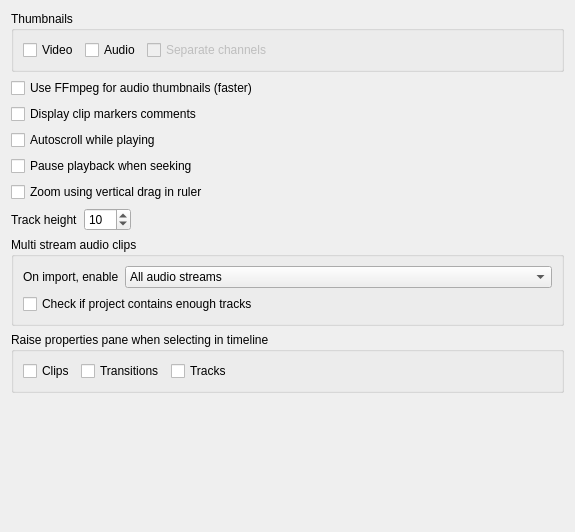
Above: src/ui/configtimeline_ui.ui from KDE/kdenlive before the change. Below: the same form after it.
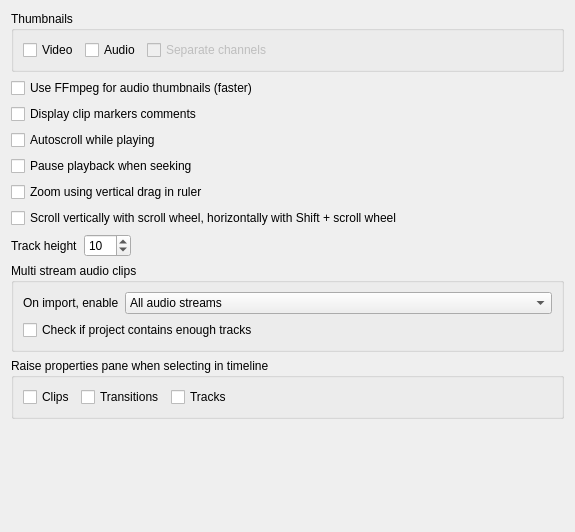
That is the form after the change.

Patch:
```diff
--- a/src/ui/configtimeline_ui.ui
+++ b/src/ui/configtimeline_ui.ui
@@ -11,7 +11,7 @@
    </rect>
   </property>
   <layout class="QGridLayout" name="gridLayout">
-   <item row="8" column="0" colspan="4">
+   <item row="9" column="0" colspan="4">
     <widget class="QGroupBox" name="groupBox_2">
      <property name="title">
       <string>Raise properties pane when selecting in timeline</string>
@@ -54,7 +54,7 @@
      </layout>
     </widget>
    </item>
-   <item row="9" column="0">
+   <item row="10" column="0">
     <spacer name="verticalSpacer">
      <property name="orientation">
       <enum>Qt::Vertical</enum>
@@ -113,7 +113,7 @@
      </layout>
     </widget>
    </item>
-   <item row="7" column="0" colspan="4">
+   <item row="8" column="0" colspan="4">
     <widget class="QGroupBox" name="groupBox_3">
      <property name="title">
       <string>Multi stream audio clips</string>
@@ -168,7 +168,7 @@
      </property>
     </widget>
    </item>
-   <item row="6" column="0" colspan="4">
+   <item row="7" column="0" colspan="4">
     <layout class="QHBoxLayout" name="horizontalLayout_2">
      <item>
       <widget class="QLabel" name="label">
@@ -226,6 +226,13 @@
      </property>
     </widget>
    </item>
+   <item row="6" column="0" colspan="3">
+    <widget class="QCheckBox" name="kcfg_scrollvertically">
+     <property name="text">
+      <string>Scroll vertically with scroll wheel, horizontally with Shift + scroll wheel</string>
+     </property>
+    </widget>
+   </item>
    <item row="2" column="0" colspan="2">
     <widget class="QCheckBox" name="kcfg_showmarkers">
      <property name="text">
```
Left out of the diff: 1 changed line with no effect on the pictures.
